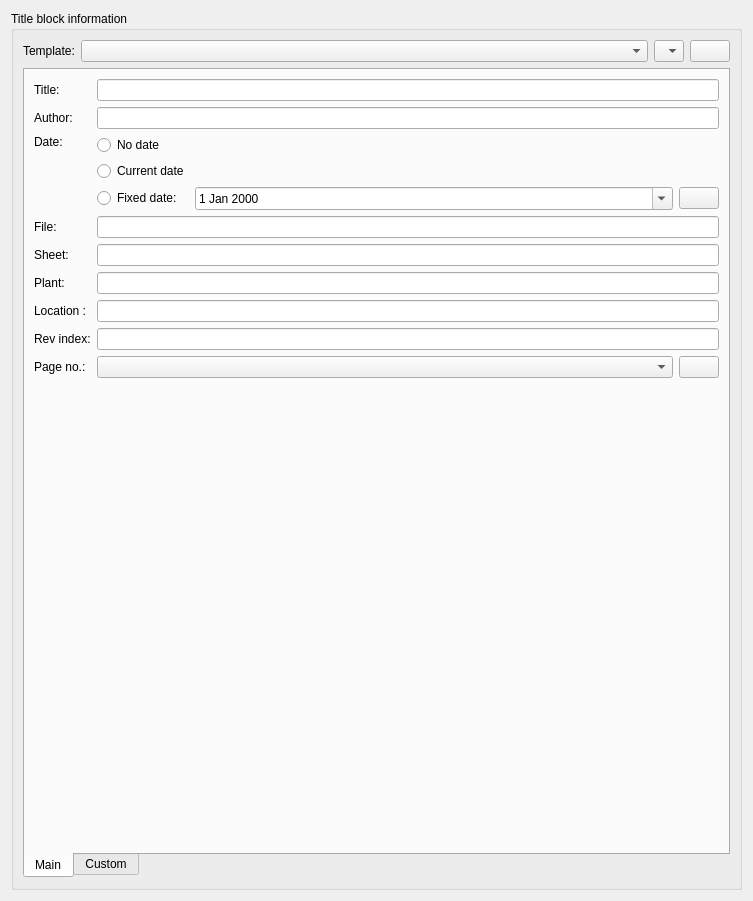
Old version of the form sources/ui/titleblockpropertieswidget.ui in the repository qelectrotech/qelectrotech-source-mirror.
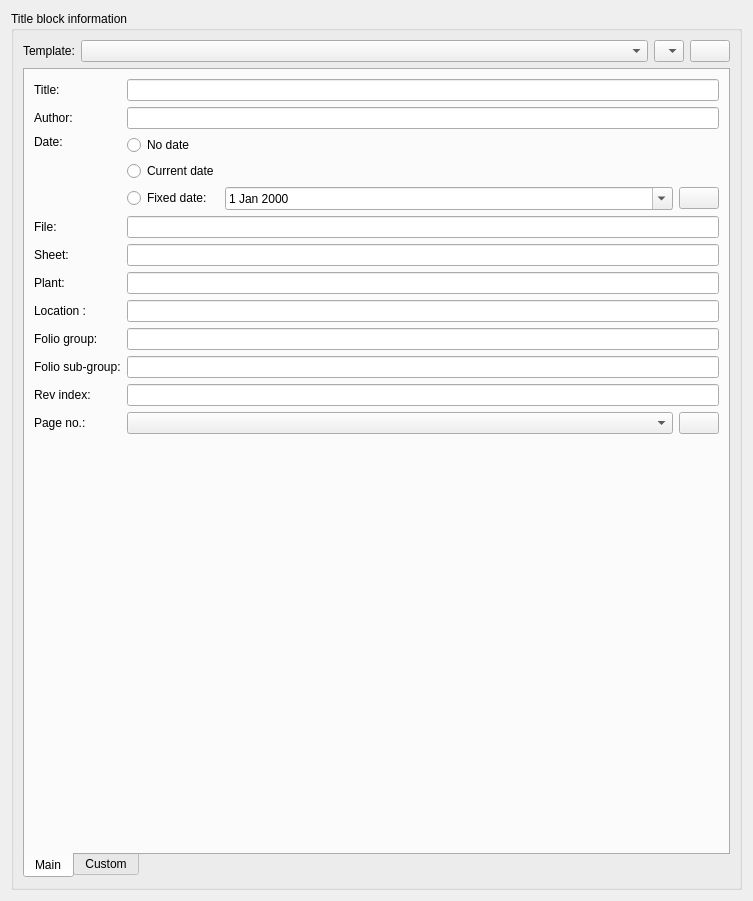
New version of the form. Icons and pictures are not drawn.

Commit message: Add a folio group and sub-group, named or taken from plant and location

The edit to the form file:
```diff
--- a/sources/ui/titleblockpropertieswidget.ui
+++ b/sources/ui/titleblockpropertieswidget.ui
@@ -177,7 +177,7 @@
               </property>
              </widget>
             </item>
-            <item row="10" column="3">
+            <item row="12" column="3">
              <layout class="QGridLayout" name="gridLayout">
               <item row="0" column="0">
                <widget class="QComboBox" name="auto_page_cb">
@@ -220,7 +220,7 @@
               </property>
              </widget>
             </item>
-            <item row="9" column="1">
+            <item row="11" column="1">
              <widget class="QLabel" name="label_12">
               <property name="text">
                <string>Rev index:</string>
@@ -234,6 +234,34 @@
               </property>
              </widget>
             </item>
+            <item row="9" column="1">
+             <widget class="QLabel" name="m_folio_group_label">
+              <property name="text">
+               <string>Folio group:</string>
+              </property>
+             </widget>
+            </item>
+            <item row="9" column="3">
+             <widget class="QLineEdit" name="m_folio_group_le">
+              <property name="toolTip">
+               <string>The group this folio belongs to. Left empty, it is the plant. Available as variable %{folio_group} for title blocks</string>
+              </property>
+             </widget>
+            </item>
+            <item row="10" column="1">
+             <widget class="QLabel" name="m_folio_subgroup_label">
+              <property name="text">
+               <string>Folio sub-group:</string>
+              </property>
+             </widget>
+            </item>
+            <item row="10" column="3">
+             <widget class="QLineEdit" name="m_folio_subgroup_le">
+              <property name="toolTip">
+               <string>The sub-group of this folio within its group. Left empty, it is the location. Available as variable %{folio_subgroup} for title blocks</string>
+              </property>
+             </widget>
+            </item>
             <item row="6" column="3">
              <widget class="QLineEdit" name="m_plant">
               <property name="toolTip">
@@ -345,7 +373,7 @@
               </property>
              </widget>
             </item>
-            <item row="10" column="1">
+            <item row="12" column="1">
              <widget class="QLabel" name="label_9">
               <property name="sizePolicy">
                <sizepolicy hsizetype="Preferred" vsizetype="Minimum">
@@ -358,7 +386,7 @@
               </property>
              </widget>
             </item>
-            <item row="9" column="3">
+            <item row="11" column="3">
              <widget class="QLineEdit" name="m_indice">
               <property name="toolTip">
                <string>Available as variable %indexrev for title blocks</string>
```
Left out of the diff: 2 changed lines with no effect on the pictures. The commit also changes 12 other files.
